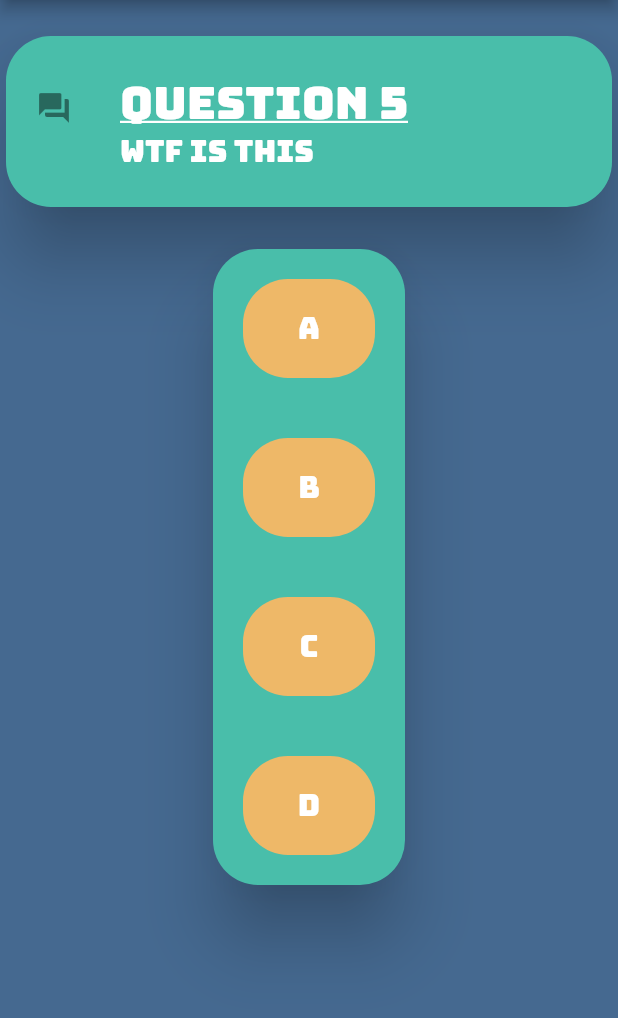
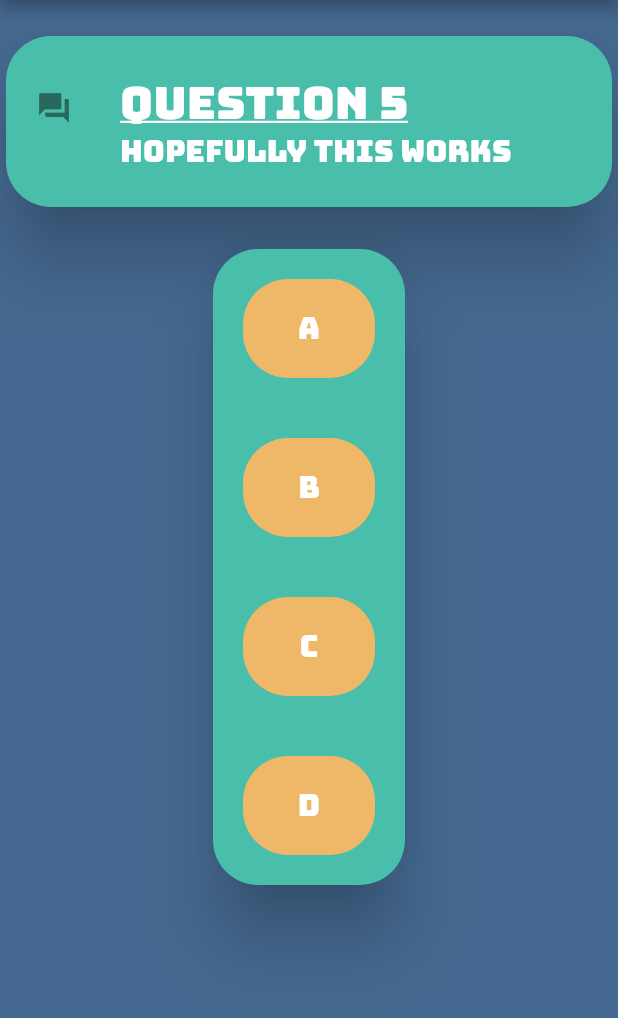
Before and after one commit to Acchindra/Quizzy, a Flutter app: the QuizPageState screen opened directly, on a phone screen of 412 x 824 dp, the part 84-1102 px from its top. Run offline on Flutter 3.47's test engine with Material 2 defaults, Android fonts, the phone set to English and light mode, and no system bars; our stand-ins replace google_fonts; network calls fail.

Commit message:
minor changes

```diff
--- a/quizzy/lib/quizpage.dart
+++ b/quizzy/lib/quizpage.dart
@@ -97,7 +97,7 @@ class QuizPage extends State<QuizPageState> {
         body: Column(
             children: <Widget>[
               SizedBox(height: 20),
-              questionCard(5, 'wtf is this'),
+              questionCard(5, 'hopefully this works'),
               SizedBox(height: 20),
               answerCard(['a', 'b', 'c', 'd'])
             ]
--- a/quizzy/lib/websockethandler.dart
+++ b/quizzy/lib/websockethandler.dart
@@ -3,7 +3,7 @@ import 'package:web_socket_channel/io.dart';
 
 WebSocketsNotifications sockets = new WebSocketsNotifications();
 
-const String _SERVER_ADDRESS = "ws://192.168.43.113:34263";
+const String _SERVER_ADDRESS = "ws://192.168.40.217:34263";
 
 class WebSocketsNotifications {
   static final WebSocketsNotifications _sockets = new WebSocketsNotifications._internal();
```
